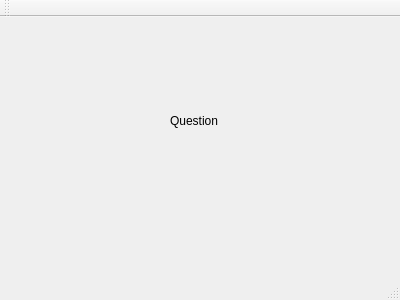
alopatindev/picstest, file picstest/MainWindow.ui: the form before one commit.
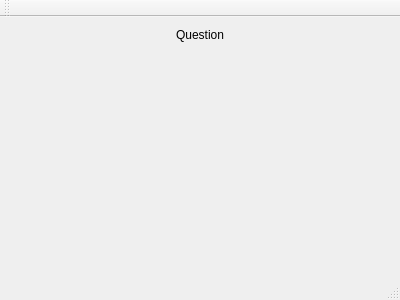
The form after the commit.

```diff
--- a/picstest/MainWindow.ui
+++ b/picstest/MainWindow.ui
@@ -14,19 +14,24 @@
    <string>MainWindow</string>
   </property>
   <widget class="QWidget" name="centralWidget">
+   <layout class="QGridLayout" name="gridLayout">
+    <item row="1" column="0">
+     <widget class="QWidget" name="leftImage" native="true"/>
+    </item>
+    <item row="1" column="1">
+     <widget class="QWidget" name="rightImage" native="true"/>
+    </item>
+    <item row="0" column="0" colspan="2">
    <widget class="QLabel" name="questionLabel">
-    <property name="geometry">
-     <rect>
-      <x>170</x>
-      <y>90</y>
-      <width>105</width>
-      <height>27</height>
-     </rect>
-    </property>
     <property name="text">
      <string>Question</string>
     </property>
-   </widget>
+      <property name="alignment">
+       <set>Qt::AlignHCenter|Qt::AlignTop</set>
+      </property>
+     </widget>
+    </item>
+   </layout>
   </widget>
   <widget class="QMenuBar" name="menuBar">
    <property name="geometry">
```
Lines whose indentation alone changed are shown as unchanged.
